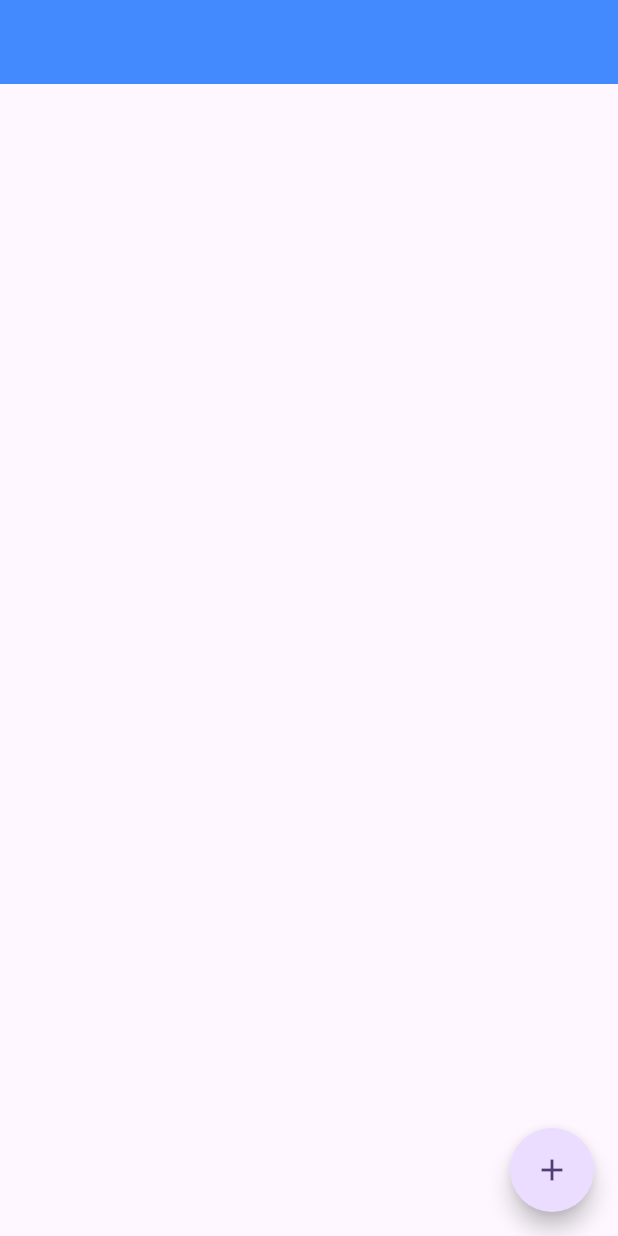
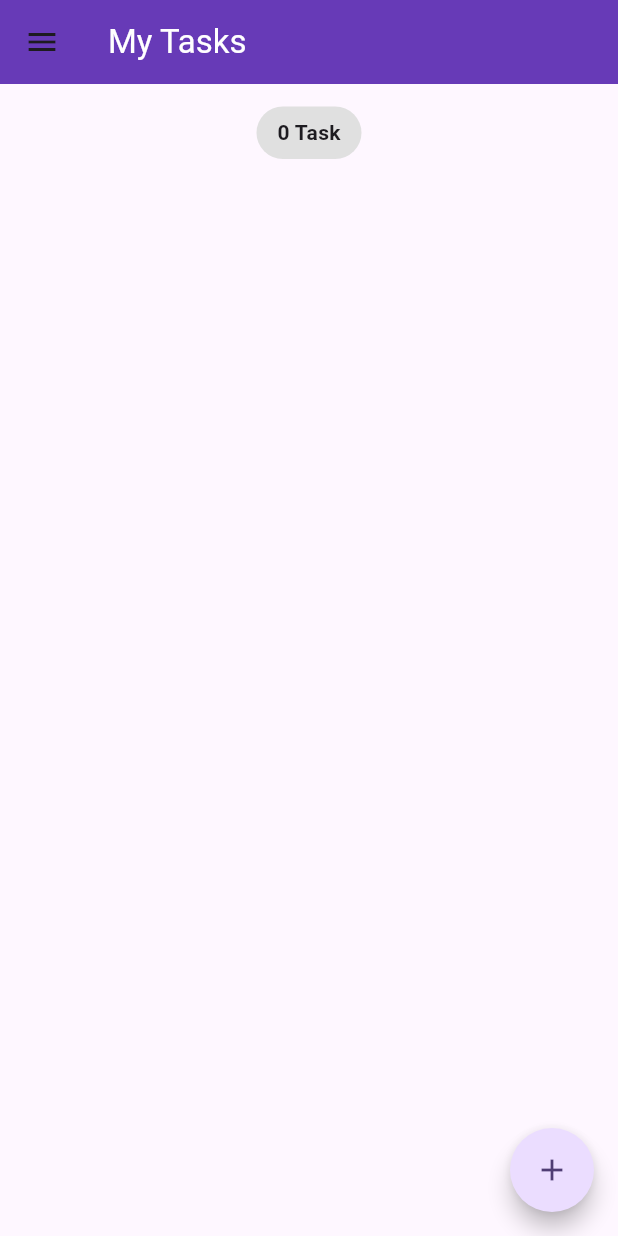
Before and after one commit to hungbui1204/todo_app, a Flutter app: the screen it shows after launch, on a phone screen of 412 x 824 dp. Run offline on Flutter 3.47's test engine with Material 2 defaults, Android fonts, the phone set to English and light mode, and no system bars; our stand-ins replace equatable, flutter_bloc, hydrated_bloc.

Commit message:
update task blocs, create and modify recycle task screen

```diff
--- a/lib/blocs/task_bloc/task_bloc.dart
+++ b/lib/blocs/task_bloc/task_bloc.dart
@@ -1,29 +1,52 @@
-import 'package:flutter_bloc/flutter_bloc.dart';
+import 'package:hydrated_bloc/hydrated_bloc.dart';
 import 'package:todo_app/blocs/task_bloc/task_event.dart';
 import 'package:todo_app/blocs/task_bloc/task_state.dart';
 
 import '../../model/task_model.dart';
 
-class TaskBloc extends Bloc<TaskEvent, TaskState> {
-  TaskBloc() : super(const InitTaskState()) {
+class TaskBloc extends HydratedBloc<TaskEvent, TaskState> {
+  TaskBloc() : super(const TaskState()) {
     on<AddTaskEvent>(_addTask);
-    on(_updateTaskEvent);
-    on(_deleteTaskEvent);
+    on<UpdateTaskEvent>(_updateTaskEvent);
+    on<DeleteTaskEvent>(_deleteTaskEvent);
+    on<RemoveTaskEvent>(_removeTaskEvent);
   }
   void _addTask(AddTaskEvent event, Emitter<TaskState> emit) {
-    emit(TaskState(allTasks: List.from(state.allTasks)..add(event.task)));
+    emit(TaskState(
+        allTasks: List.from(state.allTasks)..add(event.task),
+        removedTasks: List.from(state.removedTasks)));
   }
 
   void _updateTaskEvent(UpdateTaskEvent event, Emitter<TaskState> emit) {
     final int index = state.allTasks.indexOf(event.task);
     List<Task> tempList = List.from(state.allTasks)..remove(event.task);
+    List<Task> tempList1 = List.from(state.removedTasks);
     event.task.isDone == false
         ? tempList.insert(index, event.task.copyWith(isDone: true))
         : tempList.insert(index, event.task.copyWith(isDone: false));
-    emit(TaskState(allTasks: tempList));
+    emit(TaskState(allTasks: tempList, removedTasks: tempList1));
+  }
+
+  void _removeTaskEvent(RemoveTaskEvent event, Emitter<TaskState> emit) {
+    emit(TaskState(
+        allTasks: List.from(state.allTasks)..remove(event.task),
+        removedTasks: List.from(state.removedTasks)
+          ..add(event.task.copyWith(isDeleted: true))));
   }
 
   void _deleteTaskEvent(DeleteTaskEvent event, Emitter<TaskState> emit) {
-    emit(TaskState(allTasks: List.from(state.allTasks)..remove(event.task)));
+    emit(TaskState(
+        removedTasks: List.from(state.removedTasks)..remove(event.task),
+        allTasks: List.from(state.allTasks)));
+  }
+
+  @override
+  TaskState? fromJson(Map<String, dynamic> json) {
+    return TaskState.fromMap(json);
+  }
+
+  @override
+  Map<String, dynamic>? toJson(TaskState state) {
+    return state.toMap();
   }
 }
--- a/lib/blocs/task_bloc/task_event.dart
+++ b/lib/blocs/task_bloc/task_event.dart
@@ -10,19 +10,26 @@ class AddTaskEvent extends TaskEvent {
   final Task task;
   const AddTaskEvent({required this.task});
   @override
-  List<Object?> get props => [];
+  List<Object?> get props => [task];
 }
 
 class UpdateTaskEvent extends TaskEvent {
   final Task task;
   const UpdateTaskEvent({required this.task});
   @override
-  List<Object?> get props => [];
+  List<Object?> get props => [task];
+}
+
+class RemoveTaskEvent extends TaskEvent {
+  final Task task;
+  const RemoveTaskEvent({required this.task});
+  @override
+  List<Object?> get props => [task];
 }
 
 class DeleteTaskEvent extends TaskEvent {
   final Task task;
   const DeleteTaskEvent({required this.task});
   @override
-  List<Object?> get props => [];
+  List<Object?> get props => [task];
 }
--- a/lib/blocs/task_bloc/task_state.dart
+++ b/lib/blocs/task_bloc/task_state.dart
@@ -4,12 +4,23 @@ import '../../model/task_model.dart';
 
 class TaskState extends Equatable {
   final List<Task> allTasks;
-  const TaskState({required this.allTasks});
+  final List<Task> removedTasks;
+  const TaskState(
+      {this.allTasks = const <Task>[], this.removedTasks = const <Task>[]});
 
   @override
-  List<Object?> get props => [allTasks];
+  List<Object?> get props => [allTasks, removedTasks];
+  Map<String, dynamic> toMap() {
+    return {
+      'allTasks': allTasks.map((e) => e.toMap()).toList(),
+      'removedTasks': removedTasks.map((e) => e.toMap()).toList()
+    };
+  }
+
+  factory TaskState.fromMap(Map<String, dynamic> map) {
+    return TaskState(
+        allTasks: List<Task>.from(map['allTasks']?.map((e) => Task.fromMap(e))),
+        removedTasks:
+            List<Task>.from(map['removedTasks']?.map((e) => Task.fromMap(e))));
+  }
 }
-
-class InitTaskState extends TaskState {
-  const InitTaskState() : super(allTasks: const <Task>[]);
-}
--- a/lib/main.dart
+++ b/lib/main.dart
@@ -1,15 +1,24 @@
 import 'package:flutter/material.dart';
 import 'package:flutter_bloc/flutter_bloc.dart';
+import 'package:hydrated_bloc/hydrated_bloc.dart';
+import 'package:path_provider/path_provider.dart';
 import 'package:todo_app/blocs/task_bloc/task_bloc.dart';
 import 'package:todo_app/page/task_screen.dart';
+import 'package:todo_app/services/routes.dart';
 
-void main() {
-  //WidgetsFlutterBinding.ensureInitialized();
-  runApp(const MyApp());
+void main() async {
+  WidgetsFlutterBinding.ensureInitialized();
+  HydratedBloc.storage = await HydratedStorage.build(
+      storageDirectory: await getTemporaryDirectory());
+
+  runApp(MyApp(
+    appRoutes: AppRoutes(),
+  ));
 }
 
 class MyApp extends StatelessWidget {
-  const MyApp({super.key});
+  const MyApp({super.key, required this.appRoutes});
+  final AppRoutes appRoutes;
   @override
   Widget build(BuildContext context) {
     return MultiBlocProvider(
@@ -17,6 +26,8 @@ class MyApp extends StatelessWidget {
         child: MaterialApp(
           debugShowCheckedModeBanner: false,
           title: 'Todo App BloC',
+          onGenerateRoute: appRoutes.onGenerateRoute,
+          initialRoute: TaskScreen.id,
           theme: ThemeData(
             colorScheme: ColorScheme.fromSeed(seedColor: Colors.deepPurple),
             useMaterial3: true,
--- a/lib/model/task_model.dart
+++ b/lib/model/task_model.dart
@@ -2,15 +2,17 @@ import 'package:equatable/equatable.dart';
 
 class Task extends Equatable {
   final String title;
+  final String id;
   bool? isDone;
   bool? isDeleted;
-  Task({required this.title, this.isDone, this.isDeleted}) {
+  Task({required this.title, required this.id, this.isDone, this.isDeleted}) {
     isDone = isDone ?? false;
     isDeleted = isDeleted ?? false;
   }
-  Task copyWith({String? title, bool? isDone, bool? isDeleted}) {
+  Task copyWith({String? title, String? id, bool? isDone, bool? isDeleted}) {
     return Task(
         title: title ?? this.title,
+        id: id ?? this.id,
         isDone: isDone ?? this.isDone,
         isDeleted: isDeleted ?? this.isDeleted);
   }
@@ -18,14 +20,15 @@ class Task extends Equatable {
   factory Task.fromMap(Map<String, dynamic> map) {
     return Task(
         title: map['title'] ?? '',
+        id: map['id'],
         isDone: map['isDone'],
         isDeleted: map['isDeleted']);
   }
   Map<String, dynamic> toMap() {
-    return {'title': title, 'isDone': isDone, 'isDeleted': isDeleted};
+    return {'title': title, 'id': id, 'isDone': isDone, 'isDeleted': isDeleted};
   }
 
   @override
   // TODO: implement props
-  List<Object?> get props => [title, isDone, isDeleted];
+  List<Object?> get props => [title, isDone, isDeleted, id];
 }
--- a/lib/page/task_screen.dart
+++ b/lib/page/task_screen.dart
@@ -3,11 +3,13 @@ import 'package:flutter_bloc/flutter_bloc.dart';
 import 'package:todo_app/blocs/task_bloc/task_bloc.dart';
 import 'package:todo_app/blocs/task_bloc/task_event.dart';
 import 'package:todo_app/blocs/task_bloc/task_state.dart';
+import 'package:todo_app/page/recycle.dart';
 
 import '../model/task_model.dart';
 
 class TaskScreen extends StatefulWidget {
   const TaskScreen({Key? key}) : super(key: key);
+  static const id = 'task_screen';
 
   @override
   State<TaskScreen> createState() => _TaskScreenState();
@@ -47,7 +49,9 @@ class _TaskScreenState extends State<TaskScreen> {
                         ElevatedButton(
                           onPressed: () {
                             BlocProvider.of<TaskBloc>(context).add(AddTaskEvent(
-                                task: Task(title: titleController.text)));
+                                task: Task(
+                                    title: titleController.text,
+                                    id: DateTime.now().toString())));
                             Navigator.pop(context);
                             titleController.clear();
                           },
@@ -71,19 +75,82 @@ class _TaskScreenState extends State<TaskScreen> {
     double width = MediaQuery.of(context).size.width;
     double height = MediaQuery.of(context).size.height;
     return BlocBuilder<TaskBloc, TaskState>(builder: (context, state) {
-      List<Task> allTasks = state.allTasks;
+      List<Task> allTasks = state.allTasks.reversed.toList();
       return Scaffold(
-        appBar: AppBar(backgroundColor: Colors.blueAccent),
+        appBar: AppBar(
+          backgroundColor: Colors.deepPurple,
+          title: Text(
+            'My Tasks',
+            style: TextStyle(color: Colors.white),
+          ),
+        ),
+        drawer: Drawer(
+          child: SafeArea(
+            child: ListView(
+              children: [
+                SizedBox(
+                  height: 100,
+                  child: DrawerHeader(
+                    decoration: BoxDecoration(color: Colors.deepPurple),
+                    child: Text(
+                      'Task drawer',
+                      style: TextStyle(
+                          fontWeight: FontWeight.bold,
+                          fontSize: 20,
+                          color: Colors.white),
+                    ),
+                  ),
+                ),
+                ListTile(
+                  title: Text('My tasks (${state.allTasks.length})'),
+                  trailing: Icon(Icons.folder_shared),
+                  onTap: () {
+                    Navigator.pop(context);
+                  },
+                ),
+                ListTile(
+                  title: Text('Recycle bin (${state.removedTasks.length})'),
+                  trailing: Icon(Icons.recycling),
+                  onTap: () {
+                    Navigator.of(context).pushNamed(RecycleBinScreen.id);
+                  },
+                )
+              ],
+            ),
+          ),
+        ),
         body: SingleChildScrollView(
           child: Column(
             children: [
+              Container(
+                margin: EdgeInsets.symmetric(vertical: 15),
+                height: 35,
+                width: 70,
+                decoration: BoxDecoration(
+                    borderRadius: BorderRadius.circular(20),
+                    color: Colors.grey.shade300),
+                child: Center(
+                  child: Text(
+                    state.allTasks.length > 1
+                        ? '${state.allTasks.length} Tasks'
+                        : '${state.allTasks.length} Task',
+                    style: TextStyle(fontWeight: FontWeight.bold),
+                  ),
+                ),
+              ),
               SizedBox(
                 height: height * 0.9,
                 child: ListView.builder(
                     itemCount: allTasks.length,
                     itemBuilder: (context, index) {
                       return ListTile(
-                        title: Text(allTasks[index].title),
+                        title: Text(
+                          allTasks[index].title,
+                          style: TextStyle(
+                              decoration: allTasks[index].isDone!
+                                  ? TextDecoration.lineThrough
+                                  : TextDecoration.none),
+                        ),
                         trailing: SizedBox(
                           width: width * 0.2,
                           child: Row(
@@ -97,7 +164,7 @@ class _TaskScreenState extends State<TaskScreen> {
                               GestureDetector(
                                   onTap: () {
                                     BlocProvider.of<TaskBloc>(context).add(
-                                        DeleteTaskEvent(task: allTasks[index]));
+                                        RemoveTaskEvent(task: allTasks[index]));
                                   },
                                   child: const Icon(Icons.delete)),
                             ],
--- /dev/null
+++ b/lib/services/routes.dart
@@ -0,0 +1,16 @@
+import 'package:flutter/material.dart';
+import 'package:todo_app/page/recycle.dart';
+import 'package:todo_app/page/task_screen.dart';
+
+class AppRoutes {
+  MaterialPageRoute? onGenerateRoute(RouteSettings routeSettings) {
+    switch (routeSettings.name) {
+      case TaskScreen.id:
+        return MaterialPageRoute(builder: (_) => const TaskScreen());
+      case RecycleBinScreen.id:
+        return MaterialPageRoute(builder: (_) => const RecycleBinScreen());
+      default:
+        return null;
+    }
+  }
+}
--- a/pubspec.yaml
+++ b/pubspec.yaml
@@ -37,6 +37,8 @@ dependencies:
   cupertino_icons: ^1.0.2
   equatable: ^2.0.5
   flutter_bloc: ^8.1.3
+  hydrated_bloc: ^9.1.2
+  path_provider: ^2.1.1
 
 dev_dependencies:
   flutter_test:
```
Also changed, not shown: lib/page/recycle.dart (added, +89 -0 lines), pubspec.lock, 1 other file.
